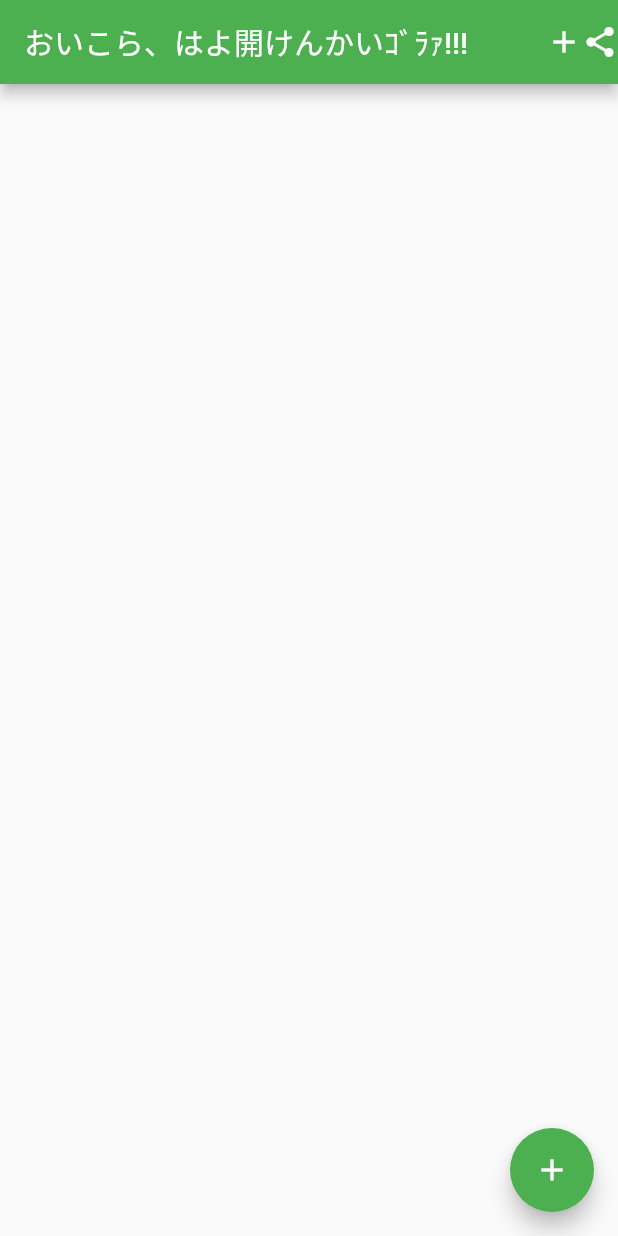
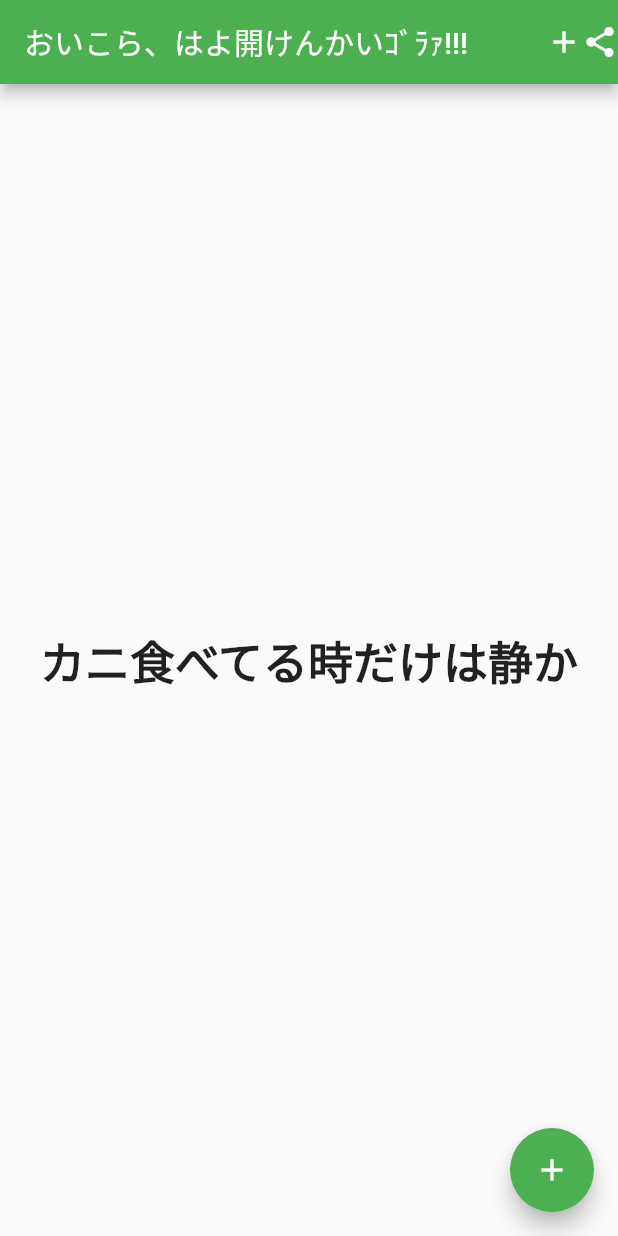
Before and after one commit to 8424bot/monodes2022_flutter, a Flutter app: the screen it shows after launch, after a tap on the "add" icon, on a phone screen of 412 x 824 dp. Run offline on Flutter 3.47's test engine with Material 2 defaults, Android fonts, the phone set to English and light mode, and no system bars.

Commit message:
世界の心理を追加

```diff
--- a/lib/main.dart
+++ b/lib/main.dart
@@ -27,27 +27,25 @@ class MyHomePage extends StatefulWidget {
 }
 
 class _MyHomePageState extends State<MyHomePage> {
-  int _counter = 0;
-
   void _incrementCounter() {
-    setState(() {
-      _counter++;
-    });
+    setState(() {});
   }
 
   @override
   Widget build(BuildContext context) {
     return Scaffold(
       appBar: AppBar(
-        title: Text('おいこら、はよ開けんかいｺﾞﾗｧ!!!'),
-        actions: [
+        title: const Text('おいこら、はよ開けんかいｺﾞﾗｧ!!!'),
+        actions: const [
           Icon(Icons.add),
           Icon(Icons.share),
         ],
       ),
-      body: Center(
-          //child:ElevatedButton(),
-          ),
+      body: const Center(
+        child: Text("カニ食べてる時だけは静か",
+            style: TextStyle(fontSize: 30, fontWeight: FontWeight.bold)),
+        //child:ElevatedButton(),
+      ),
       floatingActionButton: FloatingActionButton(
         onPressed: _incrementCounter,
         tooltip: 'Increment',
```
